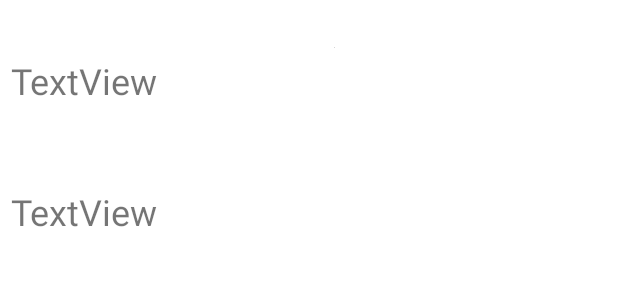
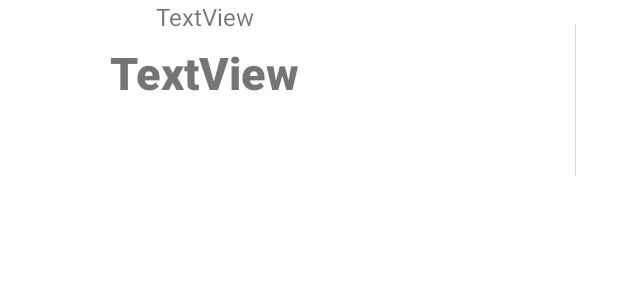
Before and after one commit to hebarachid/Closer, an Android app: the layout movie_item.xml on its own in the app's theme, with its tools: preview values and no code run, on a phone screen of 412 x 824 dp. Shown: the top 300 px of the screen. Run offline under Robolectric (Android 15) with nearby library versions, the phone set to English and light mode, and no system bars.

Commit message:
movie Suggestion API, ADAPTER VIEW..

```diff
--- a/app/build.gradle
+++ b/app/build.gradle
@@ -43,6 +43,7 @@ dependencies {
     implementation 'androidx.navigation:navigation-ui:2.3.5'
     implementation 'com.google.firebase:firebase-analytics'
     implementation 'com.google.firebase:firebase-database'
+    implementation 'com.github.bumptech.glide:glide:4.11.0'
     testImplementation 'junit:junit:4.+'
     androidTestImplementation 'androidx.test.ext:junit:1.1.3'
     androidTestImplementation 'androidx.test.espresso:espresso-core:3.4.0'
--- a/app/src/main/res/layout/activity_movie_displayer.xml
+++ b/app/src/main/res/layout/activity_movie_displayer.xml
@@ -6,14 +6,13 @@
     android:layout_height="match_parent"
     tools:context=".MovieDisplayer">
 
-    <ListView
-        android:id="@+id/listView"
+    <androidx.recyclerview.widget.RecyclerView
+        android:id="@+id/recyclerView"
         android:layout_width="409dp"
         android:layout_height="729dp"
         android:layout_marginStart="1dp"
         android:layout_marginTop="1dp"
         android:layout_marginEnd="1dp"
-        android:layout_marginBottom="1dp"
         app:layout_constraintBottom_toBottomOf="parent"
         app:layout_constraintEnd_toEndOf="parent"
         app:layout_constraintStart_toStartOf="parent"
--- a/app/src/main/res/layout/movie_item.xml
+++ b/app/src/main/res/layout/movie_item.xml
@@ -6,47 +6,36 @@
     android:layout_height="wrap_content">
 
     <TextView
-        android:id="@+id/textView"
-        android:layout_width="163dp"
-        android:layout_height="60dp"
-        android:layout_marginStart="26dp"
-        android:layout_marginTop="37dp"
-        android:layout_marginEnd="328dp"
-        android:layout_marginBottom="675dp"
+        android:id="@+id/MovieText1"
+        android:layout_width="wrap_content"
+        android:layout_height="40dp"
+        android:layout_marginStart="48dp"
+        android:layout_marginTop="28dp"
+        android:fontFamily="sans-serif-black"
         android:text="TextView"
-        android:textSize="24sp"
-        app:layout_constraintBottom_toBottomOf="parent"
-        app:layout_constraintEnd_toEndOf="parent"
-        app:layout_constraintHorizontal_bias="0.179"
+        android:textSize="30sp"
+        app:layout_constraintEnd_toStartOf="@+id/ImageMovie"
+        app:layout_constraintHorizontal_bias="0.123"
         app:layout_constraintStart_toStartOf="parent"
-        app:layout_constraintTop_toTopOf="parent"
-        app:layout_constraintVertical_bias="0.512" />
+        app:layout_constraintTop_toTopOf="parent" />
 
     <TextView
-        android:id="@+id/textView2"
-        android:layout_width="163dp"
-        android:layout_height="60dp"
-        android:layout_marginStart="7dp"
-        android:layout_marginTop="17dp"
-        android:layout_marginEnd="241dp"
-        android:layout_marginBottom="578dp"
+        android:id="@+id/MovieText2"
+        android:layout_width="wrap_content"
+        android:layout_height="wrap_content"
         android:text="TextView"
-        android:textSize="24sp"
-        app:layout_constraintBottom_toBottomOf="parent"
-        app:layout_constraintEnd_toEndOf="parent"
-        app:layout_constraintStart_toStartOf="parent"
-        app:layout_constraintTop_toBottomOf="@+id/textView" />
+        android:textSize="16sp"
+        app:layout_constraintEnd_toEndOf="@+id/MovieText1"
+        app:layout_constraintStart_toStartOf="@+id/MovieText1"
+        tools:layout_editor_absoluteY="70dp" />
 
     <ImageView
-        android:id="@+id/imageView37"
+        android:id="@+id/ImageMovie"
         android:layout_width="wrap_content"
-        android:layout_height="wrap_content"
-        android:layout_marginStart="52dp"
-        app:layout_constraintBottom_toBottomOf="parent"
+        android:layout_height="101dp"
+        android:layout_marginTop="16dp"
+        android:layout_marginEnd="28dp"
         app:layout_constraintEnd_toEndOf="parent"
-        app:layout_constraintHorizontal_bias="0.0"
-        app:layout_constraintStart_toEndOf="@+id/textView"
         app:layout_constraintTop_toTopOf="parent"
-        app:layout_constraintVertical_bias="0.041"
         tools:srcCompat="@tools:sample/avatars" />
 </androidx.constraintlayout.widget.ConstraintLayout>
--- a/build.gradle
+++ b/build.gradle
@@ -3,6 +3,7 @@ buildscript {
     repositories {
         google()
         mavenCentral()
+        maven { url 'https://maven.google.com' }
     }
     dependencies {
         classpath "com.android.tools.build:gradle:7.0.3"
```
Also changed, not shown: app/src/main/java/com/example/closer/MovieAdapter.java (added, +64 -0 lines), app/src/main/java/com/example/closer/MovieDisplayer.java (+61 -34 lines), app/src/main/java/com/example/closer/MovieModelClass.java (added, +41 -0 lines).
